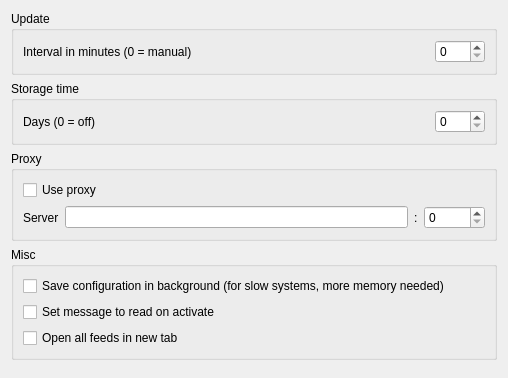
The window that plugins/FeedReader/gui/FeedReaderConfig.ui (RetroShare/RetroShare) describes before a commit, drawn with Qt 5.
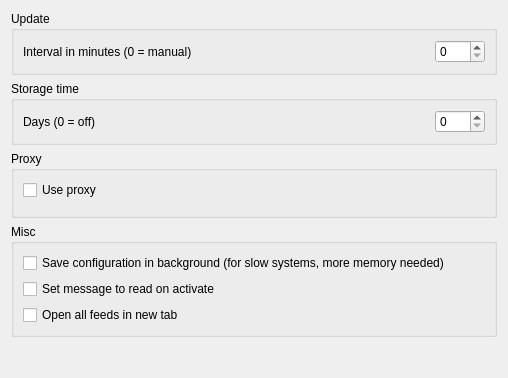
The same window after the commit. Custom widgets are drawn as their Qt base class.

Commit message: FeedReader: Moved proxy setting to own widget

What changed in the file:
```diff
--- a/plugins/FeedReader/gui/FeedReaderConfig.ui
+++ b/plugins/FeedReader/gui/FeedReaderConfig.ui
@@ -77,37 +77,16 @@
      <property name="title">
       <string>Proxy</string>
      </property>
-     <layout class="QGridLayout" name="gridLayout">
-      <item row="0" column="0" colspan="4">
+     <layout class="QVBoxLayout" name="verticalLayout_2">
+      <item>
        <widget class="QCheckBox" name="useProxyCheckBox">
         <property name="text">
          <string>Use proxy</string>
         </property>
        </widget>
       </item>
-      <item row="1" column="0">
-       <widget class="QLabel" name="serverLabel">
-        <property name="text">
-         <string>Server</string>
-        </property>
-       </widget>
-      </item>
-      <item row="1" column="1">
-       <widget class="QLineEdit" name="proxyAddressLineEdit"/>
-      </item>
-      <item row="1" column="3">
-       <widget class="QSpinBox" name="proxyPortSpinBox">
-        <property name="maximum">
-         <number>65535</number>
-        </property>
-       </widget>
-      </item>
-      <item row="1" column="2">
-       <widget class="QLabel" name="potLabel">
-        <property name="text">
-         <string>:</string>
-        </property>
-       </widget>
+      <item>
+       <widget class="ProxyWidget" name="proxyWidget" native="true"/>
       </item>
      </layout>
     </widget>
@@ -157,6 +136,14 @@
    </item>
   </layout>
  </widget>
+ <customwidgets>
+  <customwidget>
+   <class>ProxyWidget</class>
+   <extends>QWidget</extends>
+   <header>gui/ProxyWidget.h</header>
+   <container>1</container>
+  </customwidget>
+ </customwidgets>
  <tabstops>
   <tabstop>updateIntervalSpinBox</tabstop>
   <tabstop>storageTimeSpinBox</tabstop>
```
Left out of the diff: 3 changed lines with no effect on the pictures. The commit also changes 7 other files.
